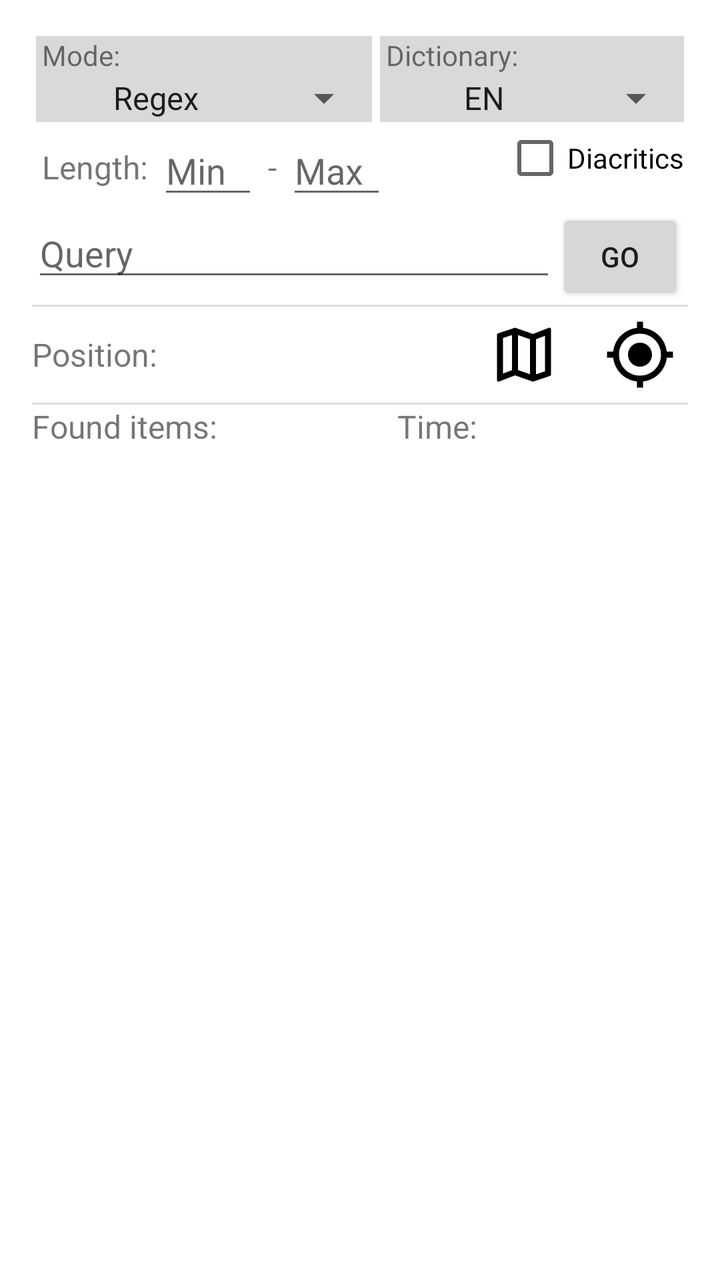
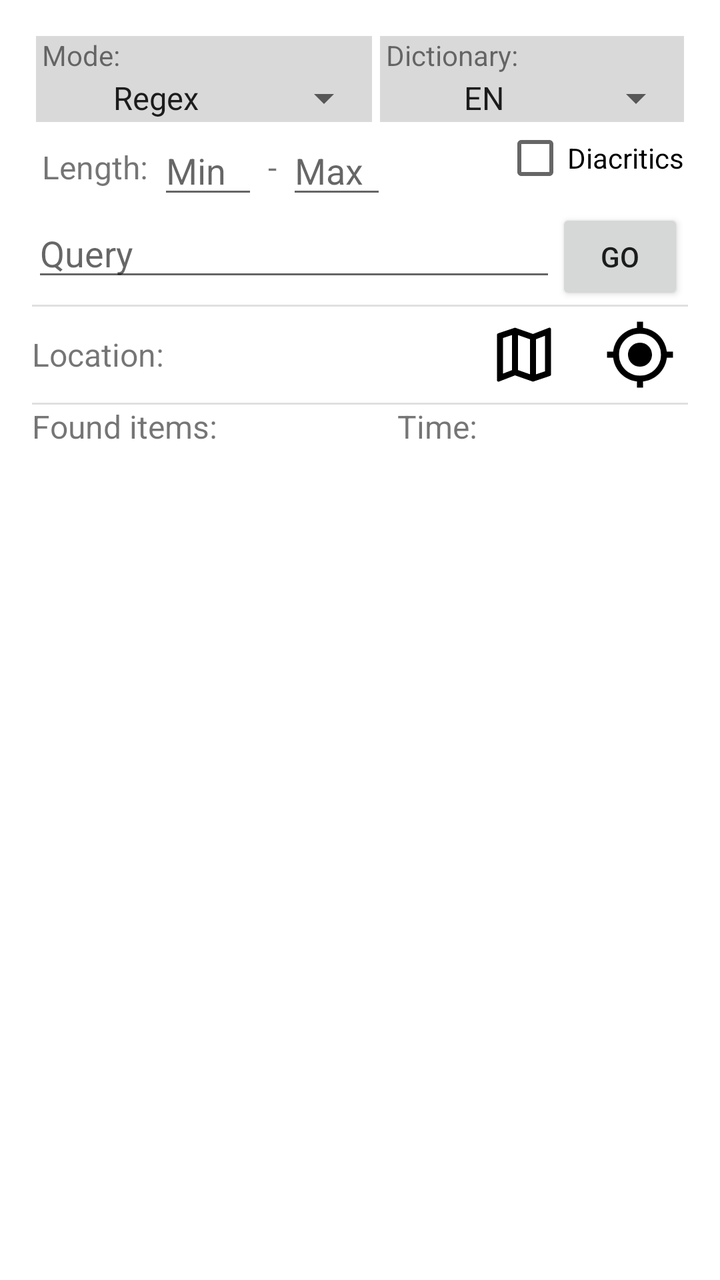

Screens rendered from an Android XML layout before and after an edit, with the pre-edit source and the edit as a unified diff.
<!-- AndroidManifest.xml: application theme AppTheme -->
<!-- res/layout/activity_presmyslovnik.xml -->
<?xml version="1.0" encoding="utf-8"?>
<FrameLayout xmlns:android="http://schemas.android.com/apk/res/android"
    xmlns:tools="http://schemas.android.com/tools"
    android:layout_width="match_parent"
    android:layout_height="match_parent"
    android:background="@android:color/black"
    android:fitsSystemWindows="true"
    tools:context="cz.civilizacehra.cipherbreaker.PresmyslovnikActivity">

    <RelativeLayout
        android:layout_width="match_parent"
        android:layout_height="match_parent"
        android:background="@android:color/background_light"
        android:importantForAutofill="noExcludeDescendants"
        android:paddingLeft="@dimen/activity_horizontal_margin"
        android:paddingTop="@dimen/activity_vertical_margin"
        android:paddingRight="@dimen/activity_horizontal_margin">

        <RelativeLayout
            android:id="@+id/inputLayout"
            android:layout_width="match_parent"
            android:layout_height="wrap_content"
            android:layout_alignParentStart="true"
            android:layout_alignParentTop="true">

            <RelativeLayout
                android:id="@+id/modeLayout"
                style="@style/item_with_description_style">

                <TextView
                    android:id="@+id/modeTextView"
                    style="@style/description_style"
                    android:text="Mode:" />

                <Spinner
                    android:id="@+id/modeSpinner"
                    style="@style/spinner_style"
                    android:layout_width="wrap_content"
                    android:layout_height="wrap_content"
                    android:layout_below="@+id/modeTextView"
                    android:entries="@array/presmyslovnik_mode" />

            </RelativeLayout>

            <RelativeLayout
                android:id="@+id/dictionaryLayout"
                style="@style/item_with_description_style"
                android:layout_toEndOf="@+id/modeLayout">

                <TextView
                    android:id="@+id/dictionaryTextView"
                    style="@style/description_style"
                    android:text="Dictionary:" />

                <Spinner
                    android:id="@+id/dictionarySpinner"
                    style="@style/spinner_style"
                    android:layout_width="wrap_content"
                    android:layout_height="wrap_content"
                    android:layout_below="@+id/dictionaryTextView"
                    android:entries="@array/presmyslovnik_dictionary" />

            </RelativeLayout>

            <RelativeLayout
                android:id="@+id/lengthLayout"
                android:layout_width="match_parent"
                android:layout_height="wrap_content"
                android:layout_below="@+id/modeLayout"
                android:layout_alignEnd="@+id/dictionaryLayout"
                android:layout_alignParentStart="true">

                <TextView
                    android:id="@+id/lengthDescriptionView"
                    android:layout_width="wrap_content"
                    android:layout_height="wrap_content"
                    android:layout_centerVertical="true"
                    android:layout_marginStart="5dp"
                    android:layout_marginEnd="5dp"
                    android:text="Length:"
                    android:textSize="16sp" />

                <EditText
                    android:id="@+id/minEditText"
                    android:layout_width="50dp"
                    android:layout_height="wrap_content"
                    android:layout_toEndOf="@+id/lengthDescriptionView"
                    android:ems="10"
                    android:enabled="true"
                    android:hint="Min"
                    android:inputType="number"
                    android:selectAllOnFocus="true" />

                <TextView
                    android:id="@+id/dashDescriptionView"
                    android:layout_width="wrap_content"
                    android:layout_height="wrap_content"
                    android:layout_centerVertical="true"
                    android:layout_marginStart="5dp"
                    android:layout_marginEnd="5dp"
                    android:layout_toEndOf="@+id/minEditText"
                    android:text="-"
                    android:textSize="16sp" />

                <EditText
                    android:id="@+id/maxEditText"
                    android:layout_width="50dp"
                    android:layout_height="wrap_content"
                    android:layout_toEndOf="@+id/dashDescriptionView"
                    android:ems="10"
                    android:enabled="true"
                    android:hint="Max"
                    android:inputType="number"
                    android:selectAllOnFocus="true" />

                <CheckBox
                    android:id="@+id/diacriticsCheckBox"
                    android:layout_width="wrap_content"
                    android:layout_height="wrap_content"
                    android:layout_alignParentEnd="true"
                    android:text="Diacritics" />

            </RelativeLayout>

            <EditText
                android:id="@+id/inputEditText"
                android:layout_width="wrap_content"
                android:layout_height="wrap_content"
                android:layout_below="@+id/lengthLayout"
                android:layout_alignParentStart="true"
                android:layout_toStartOf="@+id/GoBtn"
                android:clickable="false"
                android:enabled="true"
                android:hint="Query"
                android:imeOptions="actionGo"
                android:inputType="text"
                android:selectAllOnFocus="true" />

            <Button
                android:id="@+id/GoBtn"
                android:layout_width="64dp"
                android:layout_height="wrap_content"
                android:layout_below="@+id/lengthLayout"
                android:layout_alignEnd="@+id/dictionaryLayout"
                android:text="@string/go" />

        </RelativeLayout>

        <View
            android:id="@+id/divider1"
            style="@style/Divider.Horizontal"
            android:layout_below="@id/inputLayout" />

        <RelativeLayout
            android:id="@+id/positionLayout"
            android:layout_width="match_parent"
            android:layout_height="48dp"
            android:layout_below="@id/divider1">

            <RelativeLayout
                android:id="@+id/positionDescriptionLayout"
                android:layout_width="wrap_content"
                android:layout_height="match_parent"
                android:layout_alignParentStart="true"
                android:layout_toStartOf="@id/pickFromMapIconLayout">

                <TextView
                    android:id="@+id/positionDescriptionView"
                    android:layout_width="wrap_content"
                    android:layout_height="wrap_content"
                    android:layout_centerVertical="true"
                    android:layout_marginEnd="10dp"
                    android:text="Position:"
                    android:textSize="16sp" />

                <TextView
                    android:id="@+id/positionCoordinatesView"
                    android:layout_width="wrap_content"
                    android:layout_height="wrap_content"
                    android:layout_centerVertical="true"
                    android:layout_toEndOf="@id/positionDescriptionView"
                    android:textColor="@android:color/black"
                    android:textSize="16sp" />

            </RelativeLayout>

            <RelativeLayout
                android:id="@+id/pickFromMapIconLayout"
                android:layout_width="48dp"
                android:layout_height="48dp"
                android:layout_centerVertical="true"
                android:layout_toStartOf="@id/currLocationIconLayout"
                android:padding="6dp">

                <ImageView
                    android:id="@+id/pickFromMapIcon"
                    android:layout_width="match_parent"
                    android:layout_height="match_parent"
                    android:src="@drawable/ic_map" />

            </RelativeLayout>

            <RelativeLayout
                android:id="@+id/currLocationIconLayout"
                android:layout_width="48dp"
                android:layout_height="48dp"
                android:layout_alignParentEnd="true"
                android:layout_marginStart="10dp"
                android:padding="6dp">

                <ImageView
                    android:id="@+id/currLocationIcon"
                    android:layout_width="match_parent"
                    android:layout_height="match_parent"
                    android:src="@drawable/ic_my_location" />

            </RelativeLayout>

        </RelativeLayout>

        <View
            android:id="@+id/divider2"
            style="@style/Divider.Horizontal"
            android:layout_below="@id/positionLayout" />

        <RelativeLayout
            android:id="@+id/progressLayout"
            android:layout_width="match_parent"
            android:layout_height="wrap_content"
            android:layout_below="@+id/divider2">

            <TextView
                android:id="@+id/countDescriptionView"
                android:layout_width="wrap_content"
                android:layout_height="wrap_content"
                android:layout_centerVertical="true"
                android:layout_marginEnd="10dp"
                android:text="Found items:"
                android:textSize="16sp" />

            <TextView
                android:id="@+id/countValueView"
                android:layout_width="80dp"
                android:layout_height="wrap_content"
                android:layout_centerVertical="true"
                android:layout_toEndOf="@id/countDescriptionView"
                android:textColor="@android:color/black"
                android:textSize="16sp" />

            <TextView
                android:id="@+id/timeDescriptionView"
                android:layout_width="wrap_content"
                android:layout_height="wrap_content"
                android:layout_centerVertical="true"
                android:layout_marginEnd="10dp"
                android:layout_toEndOf="@id/countValueView"
                android:text="Time:"
                android:textSize="16sp" />

            <TextView
                android:id="@+id/timeValueView"
                android:layout_width="50dp"
                android:layout_height="wrap_content"
                android:layout_centerVertical="true"
                android:layout_toEndOf="@id/timeDescriptionView"
                android:textColor="@android:color/black"
                android:textSize="16sp" />

        </RelativeLayout>

        <ProgressBar
            android:id="@+id/progressBar"
            style="?android:attr/progressBarStyleHorizontal"
            android:layout_width="match_parent"
            android:layout_height="wrap_content"
            android:layout_below="@+id/progressLayout"
            android:max="100"
            android:visibility="invisible" />

        <ScrollView
            android:id="@+id/scrollView"
            android:layout_width="fill_parent"
            android:layout_height="fill_parent"
            android:layout_below="@+id/progressBar"
            android:layout_alignParentStart="true"
            android:fillViewport="true"
            android:scrollbars="vertical">

            <TextView
                android:id="@+id/resultTextView"
                android:layout_width="match_parent"
                android:layout_height="wrap_content" />

        </ScrollView>

    </RelativeLayout>

</FrameLayout>
<!-- resources referenced by this layout -->
<resources>
  <string-array name="presmyslovnik_dictionary">
          <item>EN</item>
          <item>CZ nouns</item>
          <item>CZ</item>
          <item>CZ nouns old</item>
          <item>CZ old</item>
          <item>CZ big old</item>
          <item>Czechia</item>
      </string-array>
  <string-array name="presmyslovnik_mode">
          <item>Regex</item>
          <item>Subanagram</item>
          <item>Anagram</item>
          <item>Superanagram</item>
          <item>Hamming</item>
          <item>Levenshtein</item>
          <item># Morse</item>
          <item># Braille</item>
          <item># Segments</item>
          <item># Moves</item>
          <item># Holes</item>
          <item># Ends</item>
      </string-array>
  <dimen name="activity_horizontal_margin">16dp</dimen>
  <dimen name="activity_vertical_margin">16dp</dimen>
  <!-- drawable ic_map (drawable) -->
  <vector xmlns:android="http://schemas.android.com/apk/res/android"
      android:width="24dp"
      android:height="24dp"
      android:viewportWidth="24"
      android:viewportHeight="24">
    <path
        android:fillColor="#FF000000"
        android:pathData="M20.5,3l-0.16,0.03L15,5.1 9,3 3.36,4.9c-0.21,0.07 -0.36,0.25 -0.36,0.48L3,20.5c0,0.28 0.22,0.5 0.5,0.5l0.16,-0.03L9,18.9l6,2.1 5.64,-1.9c0.21,-0.07 0.36,-0.25 0.36,-0.48L21,3.5c0,-0.28 -0.22,-0.5 -0.5,-0.5zM10,5.47l4,1.4v11.66l-4,-1.4L10,5.47zM5,6.46l3,-1.01v11.7l-3,1.16L5,6.46zM19,17.54l-3,1.01L16,6.86l3,-1.16v11.84z"/>
  </vector>
  <!-- drawable ic_my_location (drawable) -->
  <vector xmlns:android="http://schemas.android.com/apk/res/android"
      android:width="24dp"
      android:height="24dp"
      android:viewportWidth="24"
      android:viewportHeight="24">
    <path
        android:fillColor="#FF000000"
        android:pathData="M12,8c-2.21,0 -4,1.79 -4,4s1.79,4 4,4 4,-1.79 4,-4 -1.79,-4 -4,-4zM20.94,11c-0.46,-4.17 -3.77,-7.48 -7.94,-7.94L13,1h-2v2.06C6.83,3.52 3.52,6.83 3.06,11L1,11v2h2.06c0.46,4.17 3.77,7.48 7.94,7.94L11,23h2v-2.06c4.17,-0.46 7.48,-3.77 7.94,-7.94L23,13v-2h-2.06zM12,19c-3.87,0 -7,-3.13 -7,-7s3.13,-7 7,-7 7,3.13 7,7 -3.13,7 -7,7z"/>
  </vector>
  <string name="go">Go</string>
  <style name="Divider.Horizontal" parent="Divider">
          <item name="android:layout_width">match_parent</item>
          <item name="android:layout_height">1dp</item>
  
      </style>
  <style name="description_style">
          <item name="android:layout_width">wrap_content</item>
          <item name="android:layout_height">wrap_content</item>
          <item name="android:layout_marginStart">3dp</item>
      </style>
  <style name="item_with_description_style">
          <item name="android:layout_width">wrap_content</item>
          <item name="android:layout_height">wrap_content</item>
          <item name="android:layout_margin">2dp</item>
          <item name="android:background">@color/lightGray</item>
      </style>
  <style name="spinner_style">
          <item name="android:dropDownWidth">wrap_content</item>
          <item name="android:scrollbars">vertical</item>
          <item name="android:spinnerMode">dropdown</item>
          <item name="android:textAlignment">center</item>
      </style>
  <style name="AppTheme" parent="android:Theme.Material.Light.NoActionBar">
          
          <item name="android:windowOptOutEdgeToEdgeEnforcement" tools:targetApi="35">true</item>
          <item name="android:colorPrimary">@color/colorPrimary</item>
          <item name="android:colorPrimaryDark">@color/colorPrimaryDark</item>
          <item name="android:colorAccent">@color/colorAccent</item>
      </style>
  <style name="Divider">
          <item name="android:background">?android:attr/listDivider</item>
      </style>
  <color name="lightGray">#D9D9D9</color>
  <color name="colorPrimary">#3F51B5</color>
  <color name="colorPrimaryDark">#303F9F</color>
  <color name="colorAccent">#FF4081</color>
</resources>

<!-- the commit's change to res/layout/activity_presmyslovnik.xml (unified diff, before → after) -->
@@ -170,7 +170,7 @@
                     android:layout_height="wrap_content"
                     android:layout_centerVertical="true"
                     android:layout_marginEnd="10dp"
-                    android:text="Position:"
+                    android:text="Location:"
                     android:textSize="16sp" />
 
                 <TextView
